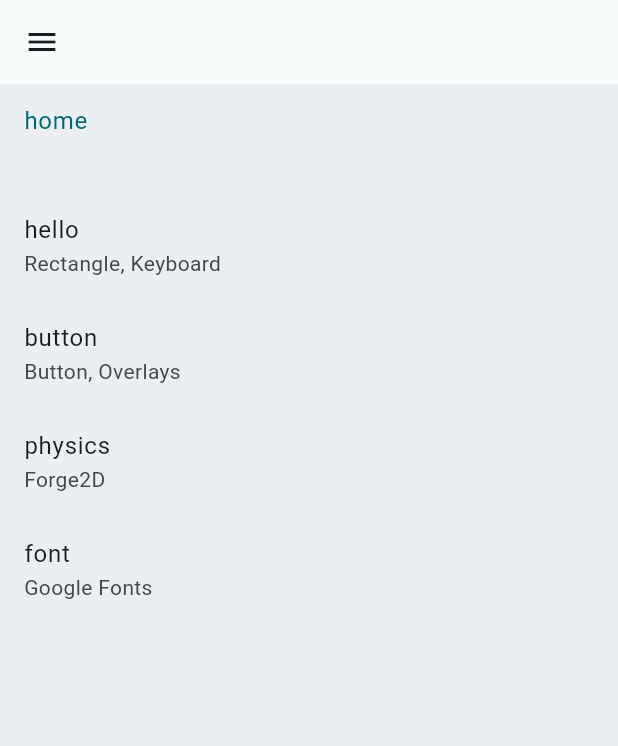
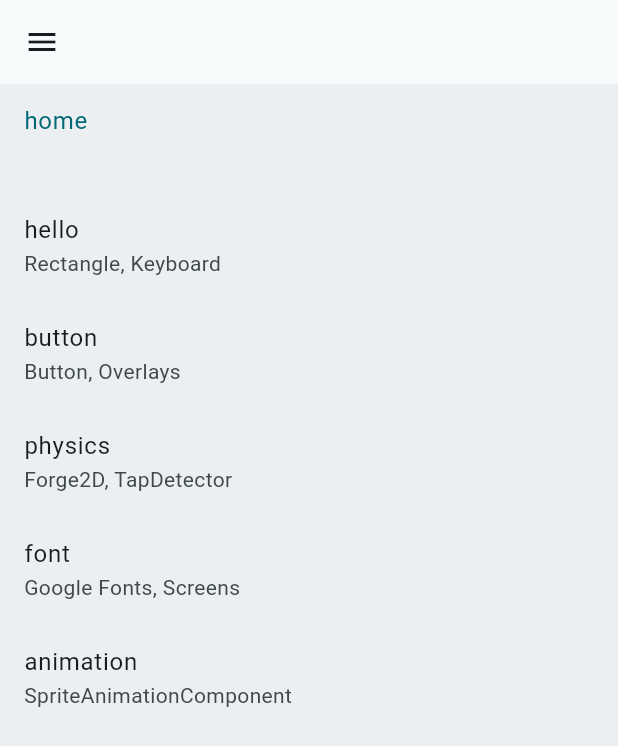
Before and after one commit to tnantoka/kaen, a Flutter app: the screen it shows after launch, on a phone screen of 412 x 824 dp. Shown: the top 746 px of the screen. Run offline on Flutter 3.47's test engine with Material 2 defaults, Android fonts, the phone set to English and light mode, and no system bars; missing offline and left inert: flame, flame_forge2d.

Commit message:
feat: add animation

```diff
--- a/lib/main.dart
+++ b/lib/main.dart
@@ -1,4 +1,5 @@
 import 'package:flutter/material.dart';
+import 'package:kaen/pages/animation_page.dart';
 import 'package:kaen/pages/button_page.dart';
 import 'package:kaen/pages/font_page.dart';
 import 'package:kaen/pages/home_page.dart';
@@ -63,6 +64,9 @@ class _MyHomePageState extends State<MyHomePage> {
       case 'font':
         page = const FontPage();
         break;
+      case 'animation':
+        page = AnimationPage();
+        break;
       default:
         throw UnimplementedError('no widget for $this.route');
     }
--- a/lib/pages/page_list.dart
+++ b/lib/pages/page_list.dart
@@ -7,8 +7,9 @@ class PageList extends StatelessWidget {
     ['', ''],
     ['hello', 'Rectangle, Keyboard'],
     ['button', 'Button, Overlays'],
-    ['physics', 'Forge2D'],
-    ['font', 'Google Fonts'],
+    ['physics', 'Forge2D, TapDetector'],
+    ['font', 'Google Fonts, Screens'],
+    ['animation', 'SpriteAnimationComponent'],
   ];
 
   final String selected;
--- a/pubspec.yaml
+++ b/pubspec.yaml
@@ -27,3 +27,6 @@ flutter:
     - family: DotGothic16
       fonts:
         - asset: fonts/DotGothic16-Regular.ttf
+
+  assets:
+    - assets/images/
```
Also changed, not shown: lib/games/animation_game.dart (added, +26 -0 lines), lib/pages/animation_page.dart (added, +18 -0 lines), assets/images/Fiyah.png (added), 1 other file.
